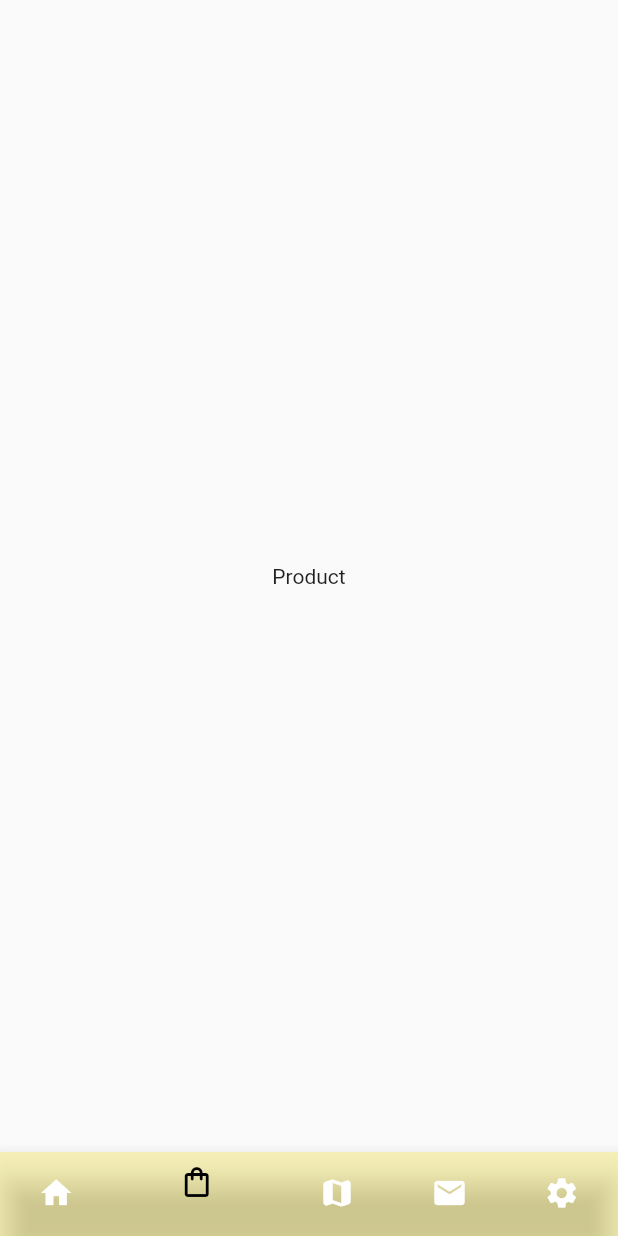
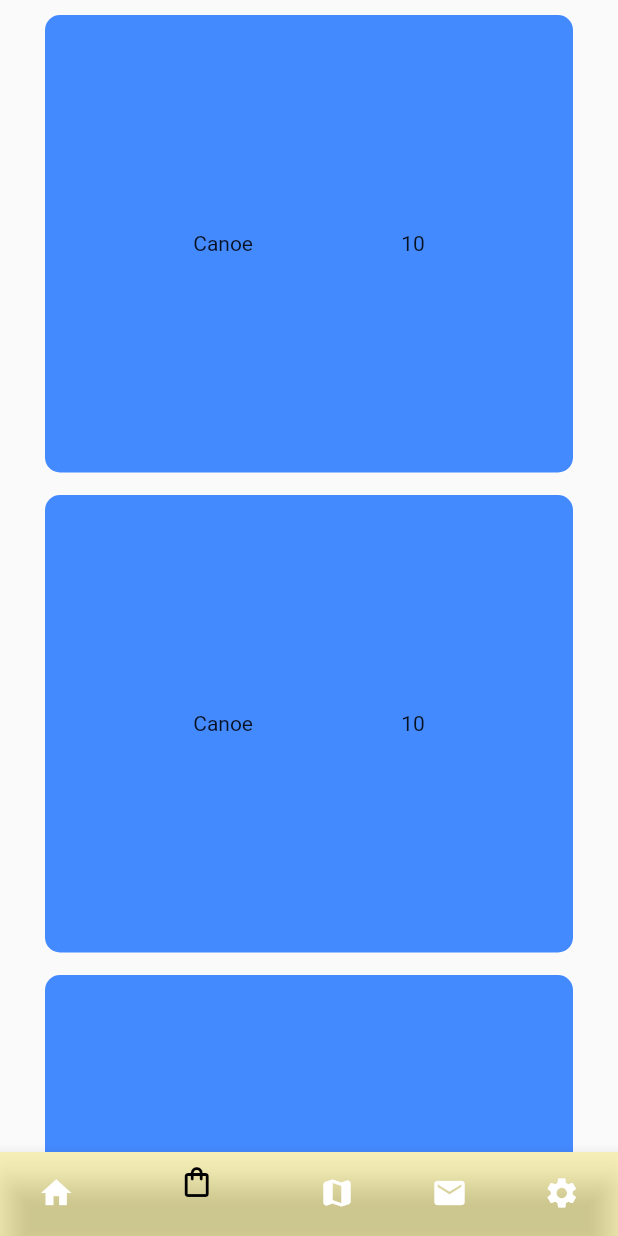
Before and after one commit to BorisKest/park_app, a Flutter app: the screen it shows after launch, item 2 of the bottom bar chosen, on a phone screen of 412 x 824 dp. Run offline on Flutter 3.47's test engine with Material 2 defaults, Android fonts, the phone set to English and light mode, and no system bars.

Commit message:
layout and scrolling for product screen

```diff
--- a/lib/main.dart
+++ b/lib/main.dart
@@ -1,9 +1,9 @@
 import 'package:flutter/material.dart';
-import 'src/feature/home/widget/home_page.dart';
-import 'src/feature/product/widget/product_page.dart';
-import 'src/feature/map/wdiget/map_page.dart';
-import 'src/feature/contacts/widget/contact_page.dart';
-import 'src/feature/settings/widget/settings_page.dart';
+import 'src/feature/home/widget/home_screen.dart';
+import 'src/feature/product/widget/product_screen.dart';
+import 'src/feature/map/wdiget/map_screen.dart';
+import 'src/feature/contacts/widget/contact_screen.dart';
+import 'src/feature/settings/widget/settings_screen.dart';
 
 void main() {
   runApp(const ParkApp());
@@ -15,19 +15,19 @@ class ParkApp extends StatelessWidget {
   @override
   Widget build(BuildContext context) {
     return const MaterialApp(
-      home: HomeScreen(),
+      home: MainScreen(),
     );
   }
 }
 
-class HomeScreen extends StatefulWidget {
-  const HomeScreen({Key? key}) : super(key: key);
+class MainScreen extends StatefulWidget {
+  const MainScreen({Key? key}) : super(key: key);
 
   @override
-  State<HomeScreen> createState() => _HomeScreen();
+  State<MainScreen> createState() => _MainScreen();
 }
 
-class _HomeScreen extends State<HomeScreen> {
+class _MainScreen extends State<MainScreen> {
   int _selectedIndex = 0;
 
   void _onItemTapped(int index) {
@@ -37,11 +37,11 @@ class _HomeScreen extends State<HomeScreen> {
   }
 
   final screens = [
-    HomePage(),
-    ProductPage(),
-    MapPage(),
-    ContactPage(),
-    SettingsPage(),
+    const HomeScreen(),
+    const ProductScreen(),
+    const MapScreen(),
+    const ContactScreen(),
+    const SettingsScreen(),
   ];
 
   @override
--- a/lib/src/feature/contacts/widget/contact_page.dart
+++ /dev/null
@@ -1,9 +0,0 @@
-import 'package:flutter/material.dart';
-
-class ContactPage extends StatelessWidget {
-  @override
-  Widget build(BuildContext context) => Scaffold(
-          body: Center(
-        child: const Text("Contact"),
-      ));
-}
--- /dev/null
+++ b/lib/src/feature/contacts/widget/contact_screen.dart
@@ -0,0 +1,11 @@
+import 'package:flutter/material.dart';
+
+class ContactScreen extends StatelessWidget {
+  const ContactScreen({Key? key}) : super(key: key);
+
+  @override
+  Widget build(BuildContext context) => const Scaffold(
+          body: Center(
+        child: Text("Contact"),
+      ));
+}
--- a/lib/src/feature/home/widget/home_page.dart
+++ b/lib/src/feature/home/widget/home_screen.dart
@@ -1,6 +1,8 @@
 import 'package:flutter/material.dart';
 
-class HomePage extends StatelessWidget {
+class HomeScreen extends StatelessWidget {
+  const HomeScreen({Key? key}) : super(key: key);
+
   @override
   Widget build(BuildContext context) => Scaffold(
         body: Container(
--- a/lib/src/feature/map/wdiget/map_page.dart
+++ b/lib/src/feature/map/wdiget/map_screen.dart
@@ -1,6 +1,8 @@
 import 'package:flutter/material.dart';
 
-class MapPage extends StatelessWidget {
+class MapScreen extends StatelessWidget {
+  const MapScreen({Key? key}) : super(key: key);
+
   @override
   Widget build(BuildContext context) => Scaffold(
           body: Center(
--- a/lib/src/feature/product/widget/product_page.dart
+++ /dev/null
@@ -1,10 +0,0 @@
-import 'package:flutter/material.dart';
-
-class ProductPage extends StatelessWidget {
-  @override
-  Widget build(BuildContext context) => Scaffold(
-          body: Container(
-              child: Center(
-        child: const Text("Product"),
-      )));
-}
--- /dev/null
+++ b/lib/src/feature/product/widget/product_screen.dart
@@ -0,0 +1,49 @@
+import 'package:flutter/material.dart';
+
+class ProductScreen extends StatelessWidget {
+  const ProductScreen({Key? key}) : super(key: key);
+
+  Widget productWidgenBuilder(productName, productPrice, image1) {
+    productName;
+    productPrice;
+    Image image1;
+
+    return Scaffold(
+      body: Container(
+        height: 320.00,
+        margin: const EdgeInsets.fromLTRB(30, 10, 30, 5),
+        child: Row(
+          mainAxisAlignment: MainAxisAlignment.spaceEvenly,
+          children: [
+            Text(productName),
+            Text(productPrice),
+            // Image(image: image1)
+          ],
+        ),
+        decoration: BoxDecoration(
+            color: Colors.blueAccent, borderRadius: BorderRadius.circular(10)),
+      ),
+    );
+  }
+
+  @override
+  Widget build(BuildContext context) => MaterialApp(
+        home: SingleChildScrollView(
+          child: Column(children: <Widget>[
+            SizedBox(
+              height: 320.00,
+              child: productWidgenBuilder(
+                  "Canoe", "10", Image.asset("assets/images/product1.jpg")),
+            ),
+            SizedBox(
+                height: 320.00,
+                child: productWidgenBuilder(
+                    "Canoe", "10", Image.asset("assets/images/product1.jpg"))),
+            SizedBox(
+                height: 320.00,
+                child: productWidgenBuilder(
+                    "Canoe", "10", Image.asset("assets/images/product1.jpg"))),
+          ]),
+        ),
+      );
+}
--- a/lib/src/feature/settings/widget/settings_page.dart
+++ /dev/null
@@ -1,9 +0,0 @@
-import 'package:flutter/material.dart';
-
-class SettingsPage extends StatelessWidget {
-  @override
-  Widget build(BuildContext context) => Scaffold(
-          body: Center(
-        child: const Text("Settings"),
-      ));
-}
--- /dev/null
+++ b/lib/src/feature/settings/widget/settings_screen.dart
@@ -0,0 +1,11 @@
+import 'package:flutter/material.dart';
+
+class SettingsScreen extends StatelessWidget {
+  const SettingsScreen({Key? key}) : super(key: key);
+
+  @override
+  Widget build(BuildContext context) => const Scaffold(
+          body: Center(
+        child: Text("Settings"),
+      ));
+}
--- a/pubspec.yaml
+++ b/pubspec.yaml
@@ -62,7 +62,7 @@ flutter:
   #   - images/a_dot_burr.jpeg
   #   - images/a_dot_ham.jpeg
   assets:
-    - assets/images/backgroundMain.jpg
+    - assets/images/
   # An image asset can refer to one or more resolution-specific "variants", see
   # https://flutter.dev/assets-and-images/#resolution-aware
 
```
Also changed, not shown: assets/images/product1.jpg (added).
